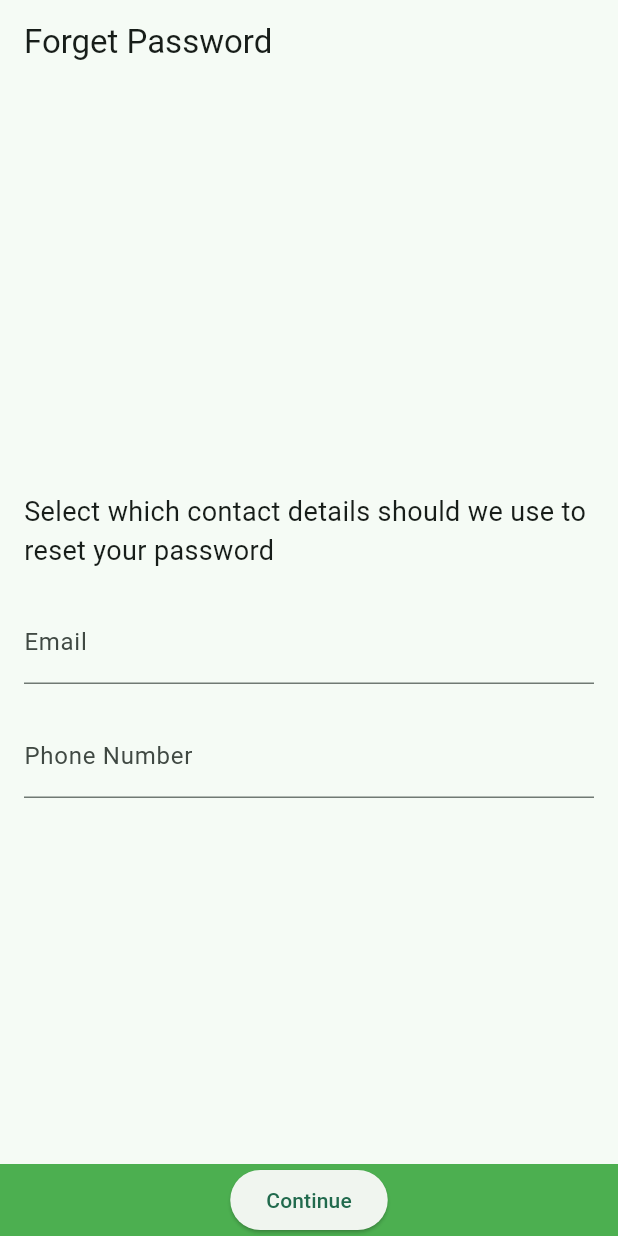
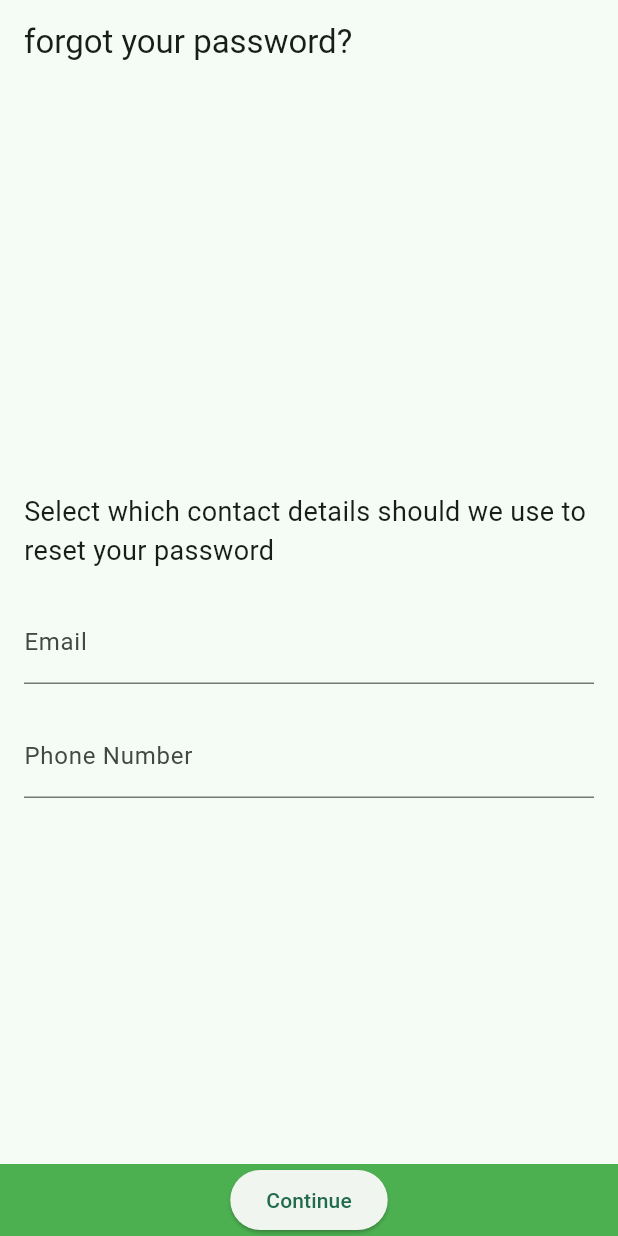
Before and after one commit to investor-bj/forgot_password_frontend, a Flutter app: the screen it shows after launch, on a phone screen of 412 x 824 dp. Run offline on Flutter 3.47's test engine with Material 3 defaults, Android fonts, the phone set to English and light mode, and no system bars.

Commit message:
Update main.dart
text

```diff
--- a/lib/main.dart
+++ b/lib/main.dart
@@ -33,7 +33,7 @@ class ForgetPasswordScreen extends StatelessWidget {
   Widget build(BuildContext context) {
     return Scaffold(
       appBar: AppBar(
-        title: const Text('Forget Password'),
+        title: const Text('forgot your password?'),
       ),
       body: Stack(
         children: [
```
